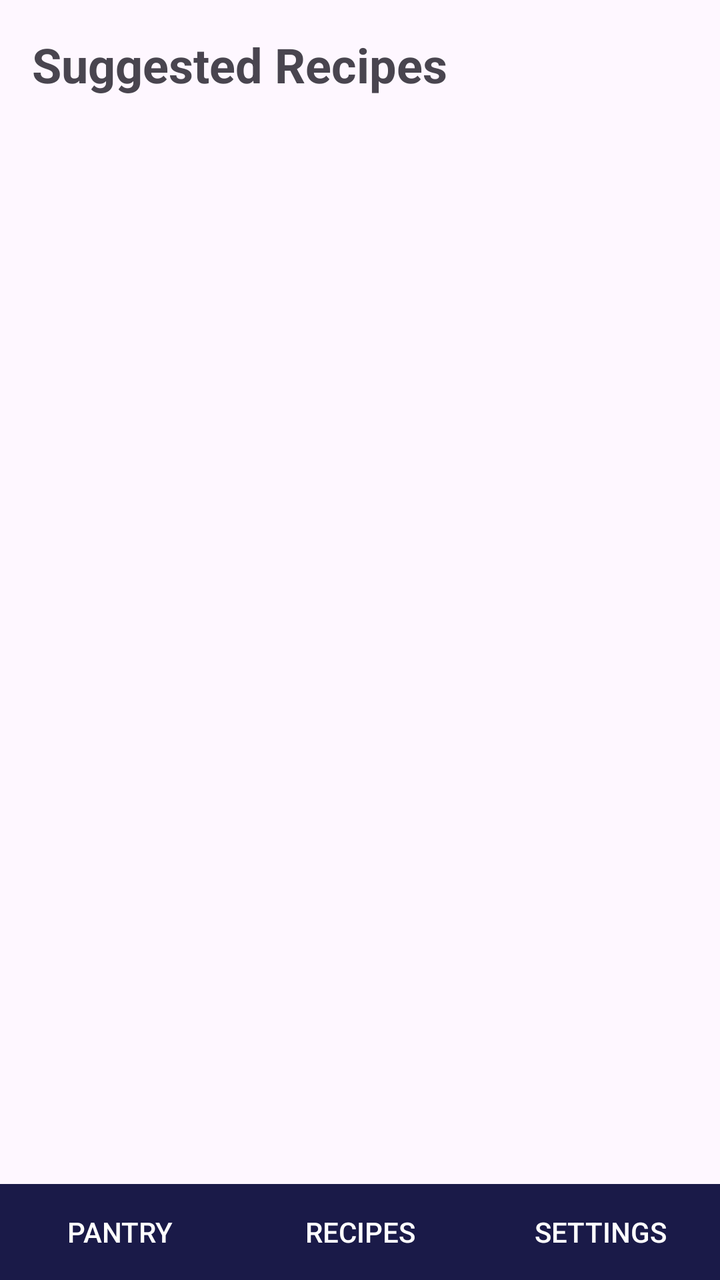
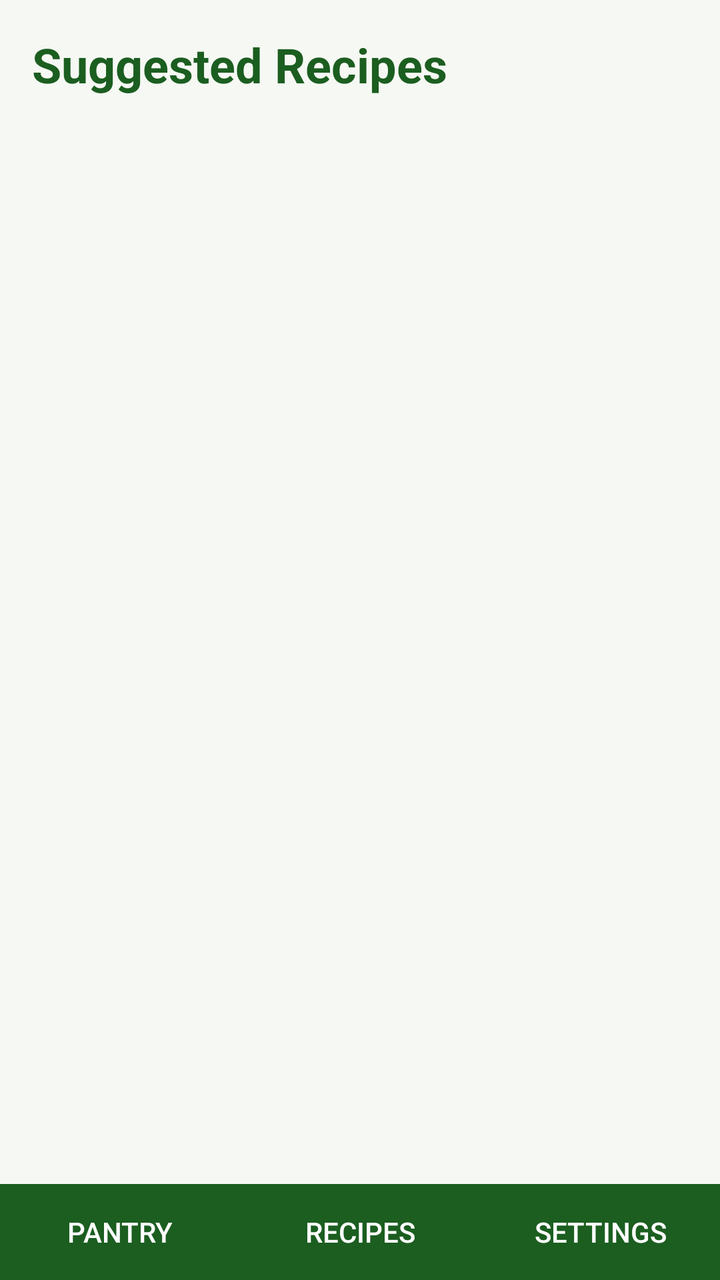

Screens rendered from an Android XML layout before and after an edit, with the pre-edit source and the edit as a unified diff.
<!-- AndroidManifest.xml: application theme Theme.SmartPantryManager -->
<!-- res/layout/activity_suggested_recipes.xml -->
<?xml version="1.0" encoding="utf-8"?>
<androidx.constraintlayout.widget.ConstraintLayout
    xmlns:android="http://schemas.android.com/apk/res/android"
    xmlns:app="http://schemas.android.com/apk/res-auto"
    android:id="@+id/suggestedRoot"
    android:layout_width="match_parent"
    android:layout_height="match_parent">

    <TextView
        android:id="@+id/textRecipesTitle"
        android:layout_width="wrap_content"
        android:layout_height="wrap_content"
        android:layout_marginStart="16dp"
        android:layout_marginTop="16dp"
        android:text="Suggested Recipes"
        android:textSize="24sp"
        android:textStyle="bold"
        app:layout_constraintStart_toStartOf="parent"
        app:layout_constraintTop_toTopOf="parent" />

    <androidx.recyclerview.widget.RecyclerView
        android:id="@+id/rvRecipes"
        android:layout_width="0dp"
        android:layout_height="0dp"
        android:layout_marginTop="8dp"
        app:layout_constraintBottom_toTopOf="@+id/navBar"
        app:layout_constraintEnd_toEndOf="parent"
        app:layout_constraintStart_toStartOf="parent"
        app:layout_constraintTop_toBottomOf="@+id/textRecipesTitle" />

    <TextView
        android:id="@+id/textNoRecipes"
        android:layout_width="0dp"
        android:layout_height="wrap_content"
        android:gravity="center"
        android:padding="24dp"
        android:text="No recipes match your pantry yet. Add more ingredients and check again."
        android:textSize="18sp"
        android:visibility="gone"
        app:layout_constraintBottom_toBottomOf="parent"
        app:layout_constraintEnd_toEndOf="parent"
        app:layout_constraintStart_toStartOf="parent"
        app:layout_constraintTop_toTopOf="parent" />

    <include
        android:id="@+id/navBar"
        layout="@layout/nav_bar"
        android:layout_width="0dp"
        android:layout_height="wrap_content"
        app:layout_constraintBottom_toBottomOf="parent"
        app:layout_constraintEnd_toEndOf="parent"
        app:layout_constraintStart_toStartOf="parent" />

</androidx.constraintlayout.widget.ConstraintLayout>
<!-- res/layout/nav_bar.xml (included above) -->
<?xml version="1.0" encoding="utf-8"?>
<LinearLayout xmlns:android="http://schemas.android.com/apk/res/android"
    android:layout_width="match_parent"
    android:layout_height="wrap_content"
    android:orientation="horizontal"
    android:background="#1A1A48">

    <Button
        android:id="@+id/navPantry"
        android:layout_width="0dp"
        android:layout_height="wrap_content"
        android:layout_weight="1"
        android:text="Pantry"
        style="?android:attr/borderlessButtonStyle"
        android:textColor="#FFFFFF" />

    <Button
        android:id="@+id/navRecipes"
        android:layout_width="0dp"
        android:layout_height="wrap_content"
        android:layout_weight="1"
        android:text="Recipes"
        style="?android:attr/borderlessButtonStyle"
        android:textColor="#FFFFFF" />

    <Button
        android:id="@+id/navSettings"
        android:layout_width="0dp"
        android:layout_height="wrap_content"
        android:layout_weight="1"
        android:text="Settings"
        style="?android:attr/borderlessButtonStyle"
        android:textColor="#FFFFFF" />

</LinearLayout>
<!-- resources referenced by this layout -->
<resources>
  <style name="Theme.SmartPantryManager" parent="Base.Theme.SmartPantryManager" />
  <style name="Base.Theme.SmartPantryManager" parent="Theme.Material3.DayNight.NoActionBar">
          
          
      </style>
</resources>

<!-- the commit's change to res/layout/activity_suggested_recipes.xml (unified diff, before → after) -->
@@ -4,7 +4,8 @@
     xmlns:app="http://schemas.android.com/apk/res-auto"
     android:id="@+id/suggestedRoot"
     android:layout_width="match_parent"
-    android:layout_height="match_parent">
+    android:layout_height="match_parent"
+    android:background="@color/app_background">
 
     <TextView
         android:id="@+id/textRecipesTitle"
@@ -15,6 +16,7 @@
         android:text="Suggested Recipes"
         android:textSize="24sp"
         android:textStyle="bold"
+        android:textColor="@color/primary_dark"
         app:layout_constraintStart_toStartOf="parent"
         app:layout_constraintTop_toTopOf="parent" />
 
@@ -36,6 +38,7 @@
         android:padding="24dp"
         android:text="No recipes match your pantry yet. Add more ingredients and check again."
         android:textSize="18sp"
+        android:textColor="@color/text_secondary"
         android:visibility="gone"
         app:layout_constraintBottom_toBottomOf="parent"
         app:layout_constraintEnd_toEndOf="parent"
@@ -58,7 +61,7 @@
     android:layout_width="match_parent"
     android:layout_height="wrap_content"
     android:orientation="horizontal"
-    android:background="#1A1A48">
+    android:background="@color/primary_dark">
 
     <Button
         android:id="@+id/navPantry"
<!-- resource entries referenced after the edit -->
@@ -1,9 +1,21 @@
 <!-- resources referenced by this layout -->
 <resources>
+  <color name="app_background">#F6F8F3</color>
+  <color name="primary_dark">#1B5E20</color>
+  <color name="text_secondary">#616161</color>
   <style name="Theme.SmartPantryManager" parent="Base.Theme.SmartPantryManager" />
-  <style name="Base.Theme.SmartPantryManager" parent="Theme.Material3.DayNight.NoActionBar">
-          
-          
+  <style name="Base.Theme.SmartPantryManager" parent="Theme.Material3.Light.NoActionBar">
+          <item name="colorPrimary">@color/primary</item>
+          <item name="colorOnPrimary">@color/white</item>
+          <item name="colorSecondary">@color/accent</item>
+          <item name="android:windowBackground">@color/app_background</item>
+          <item name="android:textColorPrimary">@color/text_primary</item>
+          <item name="android:textColorSecondary">@color/text_secondary</item>
+          <item name="android:textColor">@color/text_primary</item>
       </style>
+  <color name="primary">#2E7D32</color>
+  <color name="white">#FFFFFFFF</color>
+  <color name="accent">#FF8F00</color>
+  <color name="text_primary">#212121</color>
 </resources>
 
